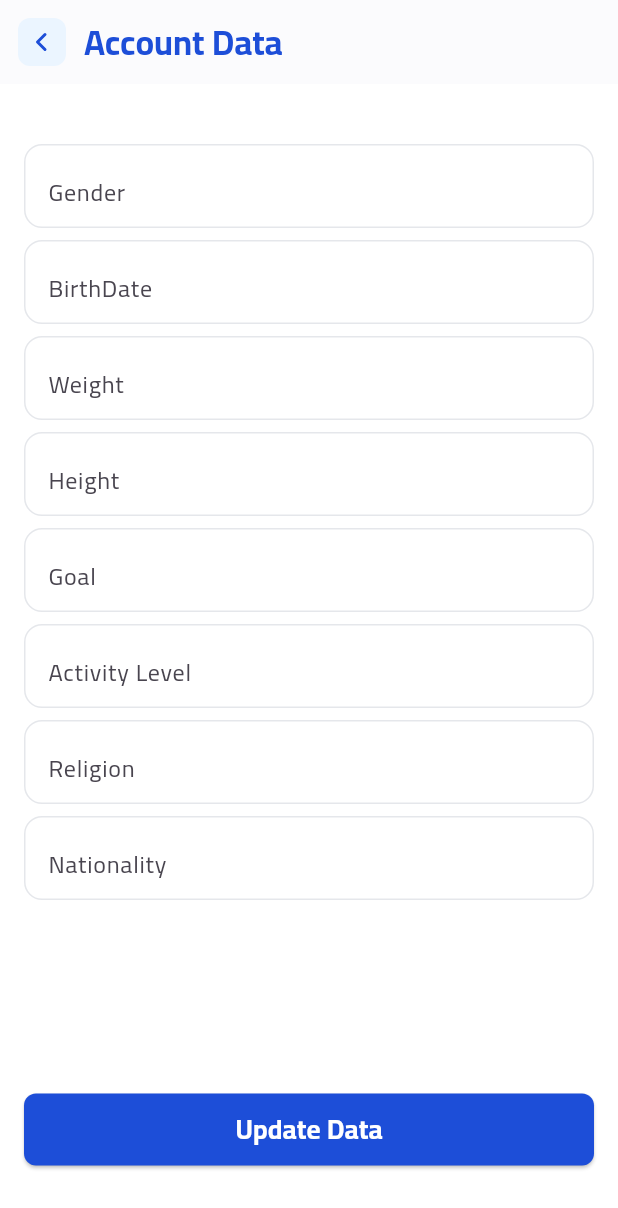
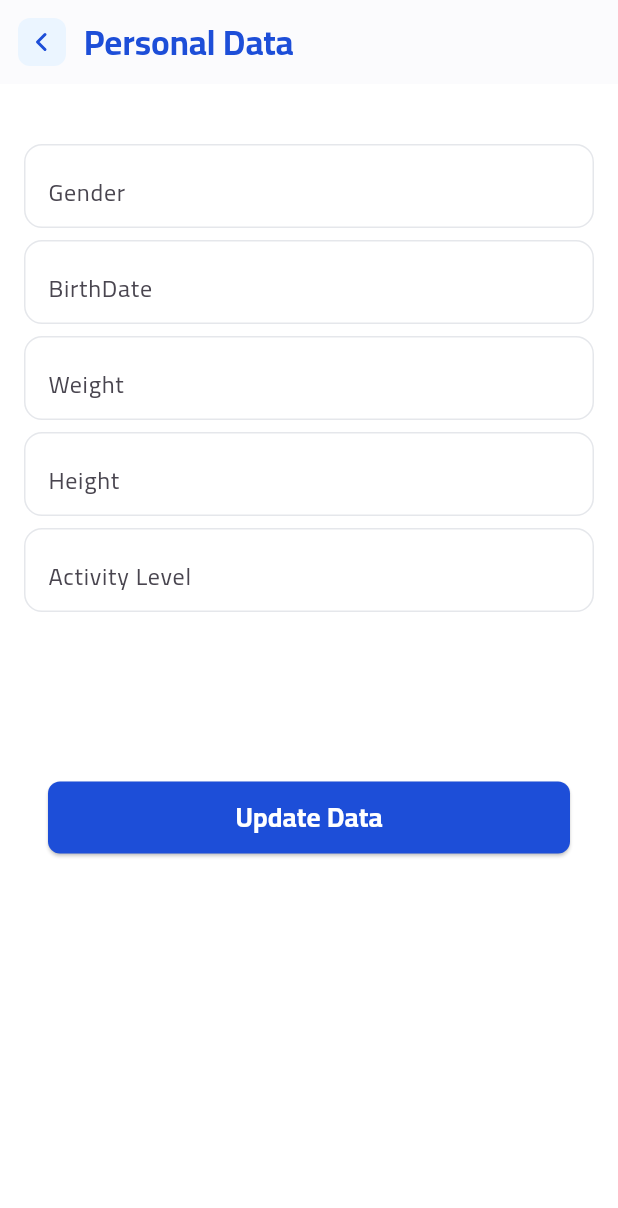
Before and after one commit to Ahmed55714/ProFIT-project, a Flutter app: the PersonalDataScreen screen opened directly, on a phone screen of 412 x 824 dp. Shown: the top 1208 px of the screen. Run offline on Flutter 3.47's test engine with Material 3 defaults, Android fonts, the light colour scheme and no system bars; our stand-ins replace carousel_slider, fl_chart, flutter_svg, get, google_maps_flutter, image_picker and 4 more; missing offline and left inert: fl_country_code_picker, heart_bpm; accounts and stored records are empty; network calls fail; project files that could hold a hidden picture were left out.

Commit message:
edit profit commit

```diff
--- /dev/null
+++ b/lib/Views/pages/Profile/Account/Personal Data/Model/personal_data.dart
@@ -0,0 +1,35 @@
+class PersonalData {
+  String? gender;
+  String? birthDate;
+  double? weight;
+  double? height;
+  String? activityLevel;
+
+  PersonalData({
+    this.gender,
+    this.birthDate,
+    this.weight,
+    this.height,
+    this.activityLevel,
+  });
+
+  factory PersonalData.fromJson(Map<String, dynamic> json) {
+    return PersonalData(
+      gender: json['gender'] as String?,
+      birthDate: json['birthDate'] as String?,
+      weight: (json['weight'] as num?)?.toDouble(),
+      height: (json['height'] as num?)?.toDouble(),
+      activityLevel: json['activityLevel'] as String?,
+    );
+  }
+
+  Map<String, dynamic> toJson() {
+    return {
+      'gender': gender,
+      'birthDate': birthDate,
+      'weight': weight,
+      'height': height,
+      'activityLevel': activityLevel,
+    };
+  }
+}
--- /dev/null
+++ b/lib/Views/pages/Profile/Account/Personal Data/personalData.dart
@@ -0,0 +1,91 @@
+import 'package:flutter/material.dart';
+import 'package:get/get.dart';
+import '../../../../widgets/AppBar/custom_appbar.dart';
+import '../../../../widgets/General/customBotton.dart';
+import '../../../../widgets/General/custom_profile_textFeild.dart';
+import 'controller/presonal_data_controller.dart';
+
+class PersonalDataScreen extends StatefulWidget {
+  PersonalDataScreen({Key? key}) : super(key: key);
+
+  @override
+  State<PersonalDataScreen> createState() => _PersonalDataScreenState();
+}
+
+class _PersonalDataScreenState extends State<PersonalDataScreen> {
+  final PersonalDataController controller = Get.find<PersonalDataController>();
+  bool isSaving = false;
+  @override
+  void initState() {
+    super.initState();
+    controller.fetchUserProfile();
+  }
+
+  @override
+  Widget build(BuildContext context) {
+    return Scaffold(
+      appBar: CustomAppBar(titleText: 'Personal Data', isShowFavourite: true),
+      body: SingleChildScrollView(
+        child: Padding(
+          padding: const EdgeInsets.symmetric(horizontal: 16.0, vertical: 16.0),
+          child: Column(
+            children: [
+              SizedBox(height: 24),
+              MyInputTextField(
+                title: 'Gender',
+                textEditingController: controller.genderController,
+                focusNode: FocusNode(),
+                autoCorrect: false,
+              ),
+              MyInputTextField(
+                title: 'BirthDate',
+                textEditingController: controller.birthDateController,
+                focusNode: FocusNode(),
+                autoCorrect: false,
+              ),
+              MyInputTextField(
+                title: 'Weight',
+                textEditingController: controller.weightController,
+                focusNode: FocusNode(),
+                autoCorrect: false,
+              ),
+              MyInputTextField(
+                title: 'Height',
+                textEditingController: controller.heightController,
+                focusNode: FocusNode(),
+                autoCorrect: false,
+              ),
+              MyInputTextField(
+                title: 'Activity Level',
+                textEditingController: controller.activityLevelController,
+                focusNode: FocusNode(),
+                autoCorrect: false,
+              ),
+              SizedBox(height: 105),
+              CustomButton(
+                text: 'Update Data',
+                isLoading: isSaving,
+                onPressed: isSaving
+                    ? null
+                    : () async {
+                        setState(() {
+                          isSaving = true;
+                        });
+
+                        controller.updateUserData();
+
+                        if (mounted) {
+                          setState(() {
+                            isSaving = false;
+                          });
+                        }
+                      },
+              ),
+              SizedBox(height: 16),
+            ],
+          ),
+        ),
+      ),
+    );
+  }
+}
--- a/lib/Views/pages/Profile/Account/personalData.dart
+++ /dev/null
@@ -1,74 +0,0 @@
-import 'package:flutter/material.dart';
-
-import '../../../widgets/AppBar/custom_appbar.dart';
-import '../../../widgets/General/customBotton.dart';
-import '../../../widgets/General/custom_profile_textFeild.dart';
-
-class PersonalDataScreen extends StatelessWidget {
-  const PersonalDataScreen({super.key});
-
-  @override
-  Widget build(BuildContext context) {
-    return Scaffold(
-      appBar: CustomAppBar(titleText: 'Account Data', isShowFavourite: true),
-      body: SingleChildScrollView(
-        child: Column(
-          children: [
-            Padding(
-              padding: const EdgeInsets.symmetric(horizontal: 16.0, vertical: 16.0),
-              child: Column(
-                children: [
-                  SizedBox(height: 24),
-                  MyInputTextField(
-                    title: 'Gender',
-                    focusNode: FocusNode(),
-                    autoCorrect: false,
-                  ),
-                  MyInputTextField(
-                    title: 'BirthDate',
-                    focusNode: FocusNode(),
-                    autoCorrect: false,
-                  ),
-                  MyInputTextField(
-                    title: 'Weight',
-                    focusNode: FocusNode(),
-                    autoCorrect: false,
-                  ),
-                  MyInputTextField(
-                    title: 'Height',
-                    focusNode: FocusNode(),
-                    autoCorrect: false,
-                  ),
-                  MyInputTextField(
-                    title: 'Goal',
-                    focusNode: FocusNode(),
-                    autoCorrect: false,
-                  ),
-                  MyInputTextField(
-                    title: 'Activity Level',
-                    focusNode: FocusNode(),
-                    autoCorrect: false,
-                  ),
-                  MyInputTextField(
-                    title: 'Religion',
-                    focusNode: FocusNode(),
-                    autoCorrect: false,
-                  ),
-                  MyInputTextField(
-                    title: 'Nationality',
-                    focusNode: FocusNode(),
-                    autoCorrect: false,
-                  ),
-                  SizedBox(height: 105),
-
-                ],
-              ),
-            ),
-              CustomButton(text: 'Update Data', onPressed: () {}),
-              SizedBox(height: 16),
-          ],
-        ),
-      ),
-    );
-  }
-}
--- a/lib/Views/widgets/BottomSheets/water_needs.dart
+++ b/lib/Views/widgets/BottomSheets/water_needs.dart
@@ -118,7 +118,7 @@ class WaterNeedsWidget extends StatelessWidget {
           percentage: percentage,
           backgroundColor: Colors.grey[200]!,
           progressColor: wirdColor,
-          iconName: 'assets/svgs/droplet.svg',
+          iconName: 'assets/svgs/dropletwater.svg',
           percentageText: '${(percentage * 100).toInt()}%',
         ),
       ],
--- a/lib/main.dart
+++ b/lib/main.dart
@@ -4,6 +4,7 @@ import 'package:shared_preferences/shared_preferences.dart';
 
 import 'Views/pages/Onboarding/onBoarding_screen.dart';
 
+import 'Views/pages/Profile/Account/Personal Data/controller/presonal_data_controller.dart';
 import 'Views/pages/Tabs/BottomNavigationBar/BottomNavigationBar.dart';
 import 'Views/pages/Profile/Account Data/controller/profile_controller.dart';
 
@@ -13,6 +14,7 @@ void main() async {
   final token = prefs.getString('auth_token');
   final onboardingComplete = prefs.getBool('onboardingComplete') ?? false;
   Get.put(ProfileController());
+
   runApp(MyApp(
     isLoggedIn: token != null && onboardingComplete,
   ));
@@ -25,6 +27,7 @@ class MyApp extends StatelessWidget {
 
   @override
   Widget build(BuildContext context) {
+
     return GetMaterialApp(
       debugShowCheckedModeBanner: false,
       title: 'ProFIT',
```
Also changed, not shown: lib/Views/pages/Profile/Account Data/Model/account_data.dart (+6 -6 lines), lib/Views/pages/Profile/Account Data/accountData.dart (+63 -19 lines), lib/Views/pages/Profile/Account Data/controller/profile_controller.dart (+14 -2 lines), lib/Views/pages/Profile/Account/Personal Data/controller/presonal_data_controller.dart (added, +77 -0 lines), lib/Views/pages/Profile/profile Screen/profile_screen.dart (+58 -43 lines), lib/Views/pages/Tabs/home/Home.dart (+52 -17 lines), lib/services/api_service.dart (+78 -2 lines), assets/svgs/dropletwater.svg (added).
